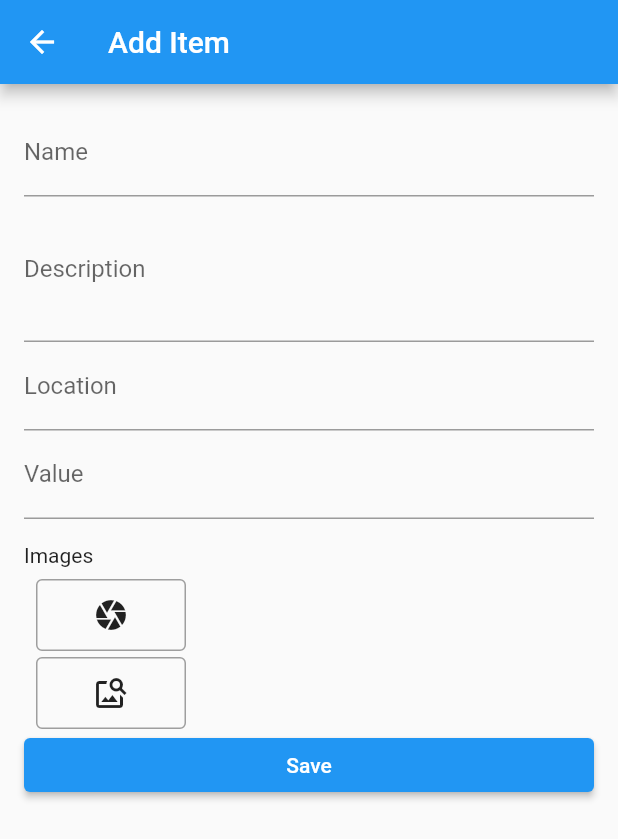
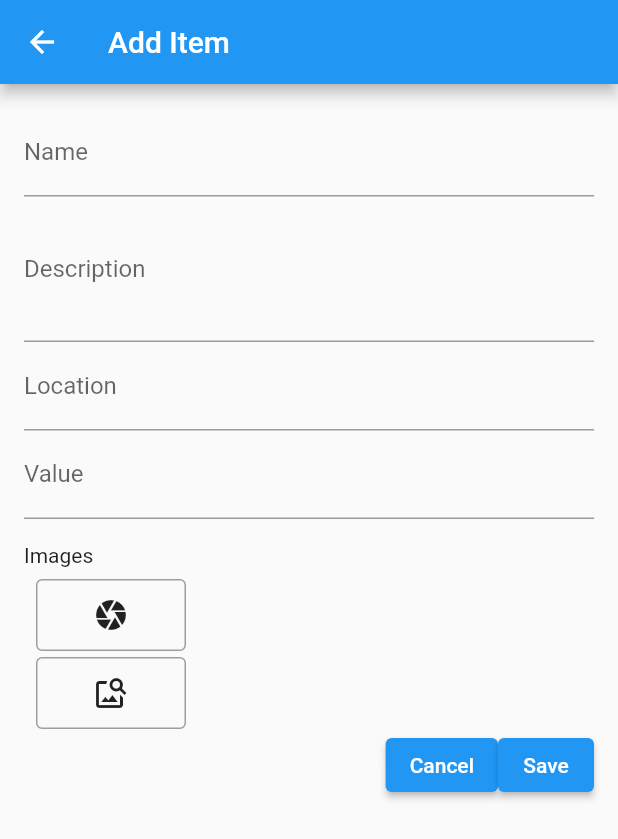
Before and after one commit to IanDarwin/esLister, a Flutter app: the ItemPage screen opened by its route, on a phone screen of 412 x 824 dp. Shown: the top 839 px of the screen. Run offline on Flutter 3.47's test engine with Material 2 defaults, Android fonts, the light colour scheme and no system bars; our stand-ins replace camera, image_picker, sqflite; accounts and stored records are empty.

Commit message:
More loose ends

```diff
--- a/lib/data/local_db_provider.dart
+++ b/lib/data/local_db_provider.dart
@@ -7,11 +7,13 @@ const itemTableName = 'items';
 const columnId = 'id';
 const columnRemoteId = "remoteId";
 const columnName = 'name';
+const columnProjectId = 'project_id';
 const columnDescr = 'description';
 const columnLocation = 'location';
 const columnValue = 'value';
 const columnImages = 'images';
-const allColumns = [columnId, columnRemoteId, columnName, columnDescr, columnLocation, columnValue, columnImages];
+const allColumns = [columnId, columnRemoteId, columnName, columnProjectId,
+  columnDescr, columnLocation, columnValue, columnImages];
 
 /// Local Data provider.
 class LocalDbProvider {
@@ -35,6 +37,7 @@ class LocalDbProvider {
 create table $itemTableName (
   $columnId integer primary key autoincrement,
   $columnRemoteId text,
+  $columnProjectId int,
   $columnName text not null,
   $columnDescr text,
   $columnLocation text,
--- a/lib/model/Item.dart
+++ b/lib/model/Item.dart
@@ -3,6 +3,7 @@
 class Item {
   int? id = 0;
   String name;
+  static const int projectId = 1; // For future use
   List<String> images = [];
   String? description;
   String? location;
--- a/lib/ui/item_page.dart
+++ b/lib/ui/item_page.dart
@@ -63,6 +63,10 @@ class ItemPageState extends State<ItemPage> {
       localDbProvider.update(widget.item);
     }
     Navigator.of(context).pop(widget.item);
+  }
+
+  void _cancelForm() {
+    Navigator.of(context).pop();
   }
 
   void _addImage() async {
@@ -261,9 +265,18 @@ class ItemPageState extends State<ItemPage> {
                               }
                           )
                       ),
-                      ElevatedButton(
-                        onPressed: () => _saveForm(),
-                        child: Text("Save"),
+                      Row(
+                        mainAxisAlignment: MainAxisAlignment.end,
+                        children: [
+                          ElevatedButton(
+                            onPressed: () => _cancelForm(),
+                            child: Text("Cancel"),
+                          ),
+                          ElevatedButton(
+                            onPressed: () => _saveForm(),
+                            child: Text("Save"),
+                          ),
+                        ]
                       ),
                     ]
                 )
```
